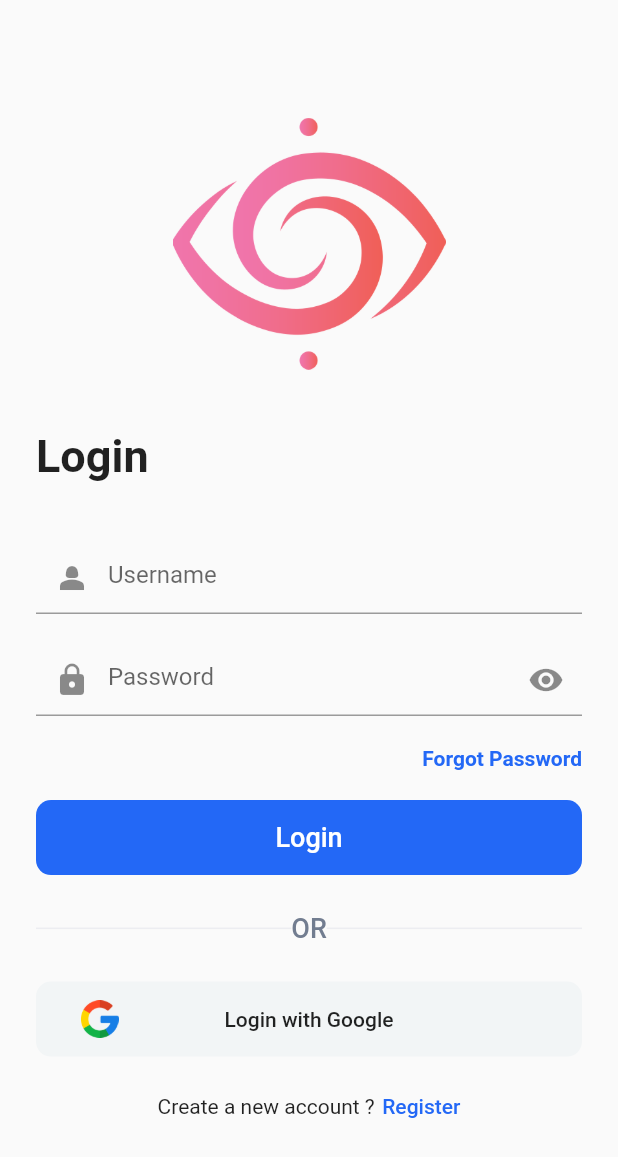
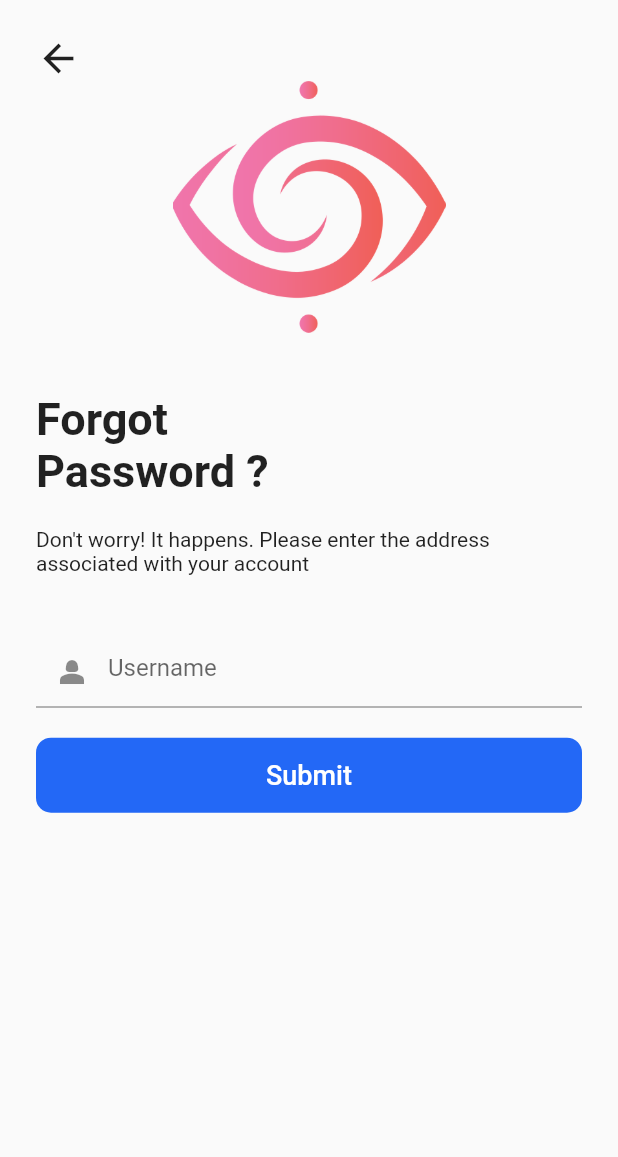
Before and after one commit to lephuochoai/app_flutter_1, a Flutter app: the screen it shows after launch, after a tap on "Forgot Password", on a phone screen of 412 x 824 dp. Shown: the top 1157 px of the screen. Run offline on Flutter 3.47's test engine with Material 2 defaults, Android fonts, the phone set to English and light mode, and no system bars; our stand-ins replace go_router, hive; accounts and stored records are empty.

Commit message:
feat: implement forgot password screen

```diff
--- /dev/null
+++ b/lib/screen/auth/forgot-password/ForgotPassword.dart
@@ -0,0 +1,88 @@
+import 'package:flutter/material.dart';
+
+import '../../../ui/BaseButton/BaseButton.dart';
+import '../../../ui/BaseTextFiled/BaseTextField.dart';
+
+class ForgotPassword extends StatefulWidget {
+  const ForgotPassword({Key? key}) : super(key: key);
+
+  @override
+  _ForgotPasswordState createState() => _ForgotPasswordState();
+}
+
+class _ForgotPasswordState extends State<ForgotPassword> {
+  String email = '';
+
+  @override
+  Widget build(BuildContext context) {
+    void goBack() {
+      Navigator.pop(context);
+    }
+
+    return Scaffold(
+      body: SafeArea(
+        child: Padding(
+          padding: const EdgeInsets.all(24),
+          child: Column(
+            crossAxisAlignment: CrossAxisAlignment.start,
+            children: [
+              InkWell(
+                onTap: goBack,
+                child: const Icon(Icons.arrow_back, size: 30),
+              ),
+              Center(
+                  child: SingleChildScrollView(
+                child: Column(
+                  crossAxisAlignment: CrossAxisAlignment.start,
+                  mainAxisAlignment: MainAxisAlignment.end,
+                  children: [
+                    SizedBox(
+                      width: double.infinity,
+                      child: Center(
+                        child: FractionallySizedBox(
+                          widthFactor: 0.5,
+                          child: Image.asset('assets/images/logos/logo.png'),
+                        ),
+                      ),
+                    ),
+                    const SizedBox(height: 40),
+                    const SizedBox(
+                      width: 200,
+                      child: Text(
+                        'Forgot Password ?',
+                        style: TextStyle(
+                            fontSize: 30, fontWeight: FontWeight.bold),
+                      ),
+                    ),
+                    const SizedBox(height: 20),
+                    const Text(
+                        "Don't worry! It happens. Please enter the address associated with your account"),
+                    const SizedBox(height: 40),
+                    const BaseTextField(
+                      hint: 'Username',
+                      prefixIcon: Icon(Icons.person_2),
+                    ),
+                    const SizedBox(height: 20),
+                    SizedBox(
+                      width: double.infinity,
+                      height: 50,
+                      child: BaseButton(
+                          onPressed: () {},
+                          child: const Text(
+                            'Submit',
+                            style: TextStyle(
+                              fontWeight: FontWeight.w500,
+                              fontSize: 18,
+                            ),
+                          )),
+                    ),
+                  ],
+                ),
+              ))
+            ],
+          ),
+        ),
+      ),
+    );
+  }
+}
--- a/lib/screen/auth/login/login.dart
+++ b/lib/screen/auth/login/login.dart
@@ -22,15 +22,21 @@ class _LoginState extends State<Login> {
       context.push(AppPage.register.toPath);
     }
 
+    void directForgotPasswordScreen() {
+      context.push(AppPage.forgotPassword.toPath);
+    }
+
     return Scaffold(
         body: SafeArea(
             child: Padding(
       padding: const EdgeInsets.all(24),
-      child: Center(
+      child: Column(
+        crossAxisAlignment: CrossAxisAlignment.start,
+        children: [
+          Center(
             child: SingleChildScrollView(
               child: Column(
                 crossAxisAlignment: CrossAxisAlignment.start,
-            mainAxisAlignment: MainAxisAlignment.end,
                 children: [
                   SizedBox(
                     width: double.infinity,
@@ -69,7 +75,7 @@ class _LoginState extends State<Login> {
                   Container(
                     alignment: Alignment.centerRight,
                     child: InkWell(
-                  onTap: () {},
+                      onTap: directForgotPasswordScreen,
                       child: Text(
                         'Forgot Password',
                         textAlign: TextAlign.right,
@@ -161,6 +167,8 @@ class _LoginState extends State<Login> {
                 ],
               ),
             ),
+          )
+        ],
       ),
     )));
   }
--- a/lib/screen/auth/register/register.dart
+++ b/lib/screen/auth/register/register.dart
@@ -16,7 +16,7 @@ class _RegisterState extends State<Register> {
 
   @override
   Widget build(BuildContext context) {
-    void directLoginScreen() {
+    void goBack() {
       Navigator.pop(context);
     }
 
@@ -24,7 +24,14 @@ class _RegisterState extends State<Register> {
         body: SafeArea(
             child: Padding(
       padding: const EdgeInsets.all(24),
-      child: Center(
+      child: Column(
+        crossAxisAlignment: CrossAxisAlignment.start,
+        children: [
+          InkWell(
+            onTap: goBack,
+            child: const Icon(Icons.arrow_back, size: 30),
+          ),
+          Center(
             child: SingleChildScrollView(
               child: Column(
                 crossAxisAlignment: CrossAxisAlignment.start,
@@ -110,7 +117,7 @@ class _RegisterState extends State<Register> {
                       const Text('Have an account ?'),
                       const SizedBox(width: 5),
                       InkWell(
-                    onTap: directLoginScreen,
+                        onTap: goBack,
                         child: Text(
                           'Login',
                           style: TextStyle(
@@ -123,6 +130,8 @@ class _RegisterState extends State<Register> {
                 ],
               ),
             ),
+          )
+        ],
       ),
     )));
   }
--- a/lib/utils/route-utils.dart
+++ b/lib/utils/route-utils.dart
@@ -1,63 +1,69 @@
-enum AppPage { login, home, splash, main, settings, register }
+enum AppPage { login, home, splash, main, settings, register, forgotPassword }
 
 extension AppPageExtension on AppPage {
   String get toPath {
     switch (this) {
       case AppPage.login:
-        return "/login";
+        return '/login';
       case AppPage.register:
-        return "/register";
+        return '/register';
+      case AppPage.forgotPassword:
+        return '/forgot-password';
       case AppPage.splash:
-        return "/splash";
+        return '/splash';
       case AppPage.main:
-        return "/";
+        return '/';
       case AppPage.home:
-        return "home";
+        return 'home';
       case AppPage.settings:
-        return "settings";
+        return 'settings';
 
       default:
-        return "/";
+        return '/';
     }
   }
 
   String get toName {
     switch (this) {
       case AppPage.login:
-        return "LOGIN";
+        return 'LOGIN';
       case AppPage.register:
-        return "REGISTER";
+        return 'REGISTER';
+      case AppPage.forgotPassword:
+        return 'FORGOT_PASSWORD';
       case AppPage.splash:
-        return "SPLASH";
+        return 'SPLASH';
       case AppPage.main:
-        return "MAIN";
+        return 'MAIN';
       case AppPage.home:
-        return "HOME";
+        return 'HOME';
       case AppPage.settings:
-        return "SETTINGS";
+        return 'SETTINGS';
 
       default:
-        return "HOME";
+        return 'HOME';
     }
   }
 
   String get toTitle {
     switch (this) {
       case AppPage.login:
-        return "Login screen";
+        return 'Login screen';
       case AppPage.register:
-        return "Register screen";
+        return 'Register screen';
+      case AppPage.forgotPassword:
+        return 'Forgot password screen';
       case AppPage.splash:
-        return "Splash screen";
+        return 'Splash screen';
       case AppPage.main:
-        return "Main layout";
+        return 'Main layout';
       case AppPage.home:
-        return "Home screen";
+        return 'Home screen';
       case AppPage.settings:
-        return "Settings screen";
+        return 'Settings screen';
 
       default:
-        return "My App";
+        return 'My App';
     }
   }
 }
--- a/lib/utils/router.dart
+++ b/lib/utils/router.dart
@@ -1,5 +1,6 @@
 import 'package:flutter/material.dart';
 import 'package:flutter_application_1/models/auth.dart';
+import 'package:flutter_application_1/screen/auth/forgot-password/ForgotPassword.dart';
 import 'package:flutter_application_1/screen/auth/login/login.dart';
 import 'package:flutter_application_1/screen/auth/register/register.dart';
 import 'package:flutter_application_1/screen/settings/settings.dart';
@@ -59,6 +60,11 @@ class AppRouter {
         path: AppPage.register.toPath,
         builder: (context, state) => const Register(),
       ),
+      GoRoute(
+        name: AppPage.forgotPassword.toName,
+        path: AppPage.forgotPassword.toPath,
+        builder: (context, state) => const ForgotPassword(),
+      ),
     ],
     redirect: (context, state) {
       final initialized = appState.initialized;
```
Lines whose indentation alone changed are shown as unchanged.
